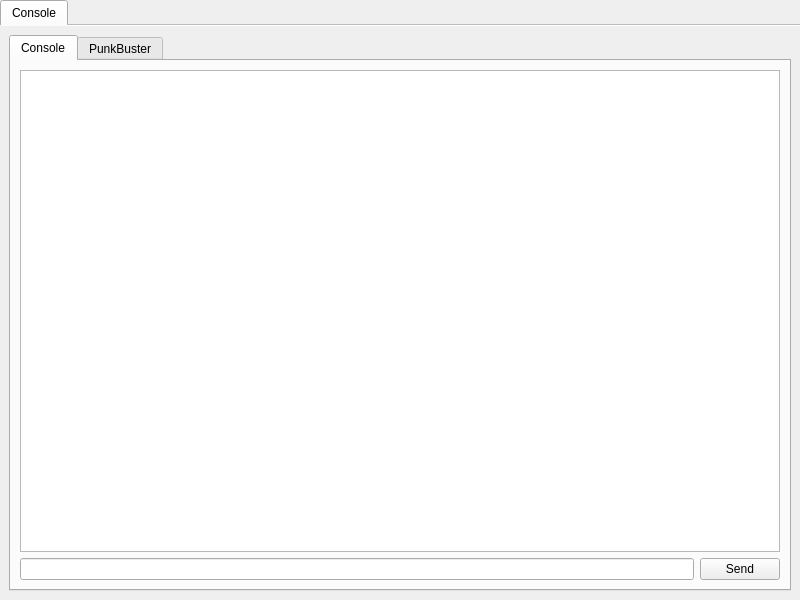
The window that Client/bf3/BF3.ui (OpenRcon/OpenRcon) describes before a commit, drawn with Qt 5.
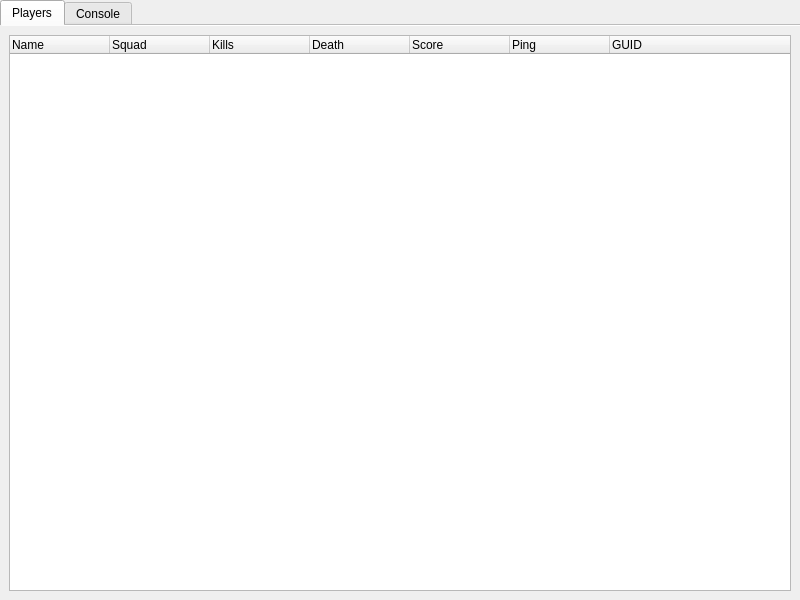
The same window after the commit. Icons and pictures are not drawn.

What changed in the file:
```diff
--- a/Client/bf3/BF3.ui
+++ b/Client/bf3/BF3.ui
@@ -22,6 +22,55 @@
   <property name="documentMode">
    <bool>true</bool>
   </property>
+  <widget class="QWidget" name="tab_pl">
+   <attribute name="title">
+    <string>Players</string>
+   </attribute>
+   <layout class="QGridLayout" name="gridLayout_4">
+    <item row="0" column="0">
+     <widget class="QTreeWidget" name="treeWidget_pl_players">
+      <attribute name="headerDefaultSectionSize">
+       <number>100</number>
+      </attribute>
+      <column>
+       <property name="text">
+        <string>Name</string>
+       </property>
+      </column>
+      <column>
+       <property name="text">
+        <string>Squad</string>
+       </property>
+      </column>
+      <column>
+       <property name="text">
+        <string>Kills</string>
+       </property>
+      </column>
+      <column>
+       <property name="text">
+        <string>Death</string>
+       </property>
+      </column>
+      <column>
+       <property name="text">
+        <string>Score</string>
+       </property>
+      </column>
+      <column>
+       <property name="text">
+        <string>Ping</string>
+       </property>
+      </column>
+      <column>
+       <property name="text">
+        <string>GUID</string>
+       </property>
+      </column>
+     </widget>
+    </item>
+   </layout>
+  </widget>
   <widget class="QWidget" name="tab_co">
    <attribute name="icon">
     <iconset resource="../OpenRcon.qrc">
```
